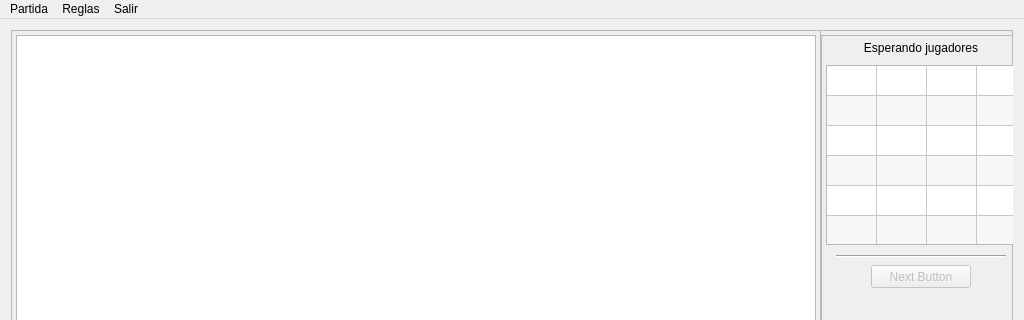
This is mainwindow.ui in juampi92/TEG as Qt 5 draws it before an edit; both pictures show x 0 to 1024 and y 0 to 320 of the 1024 by 768 pixel window. The edited form follows.
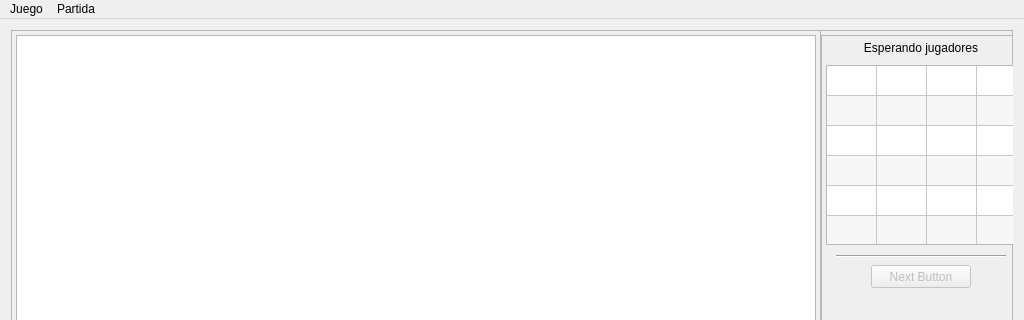
This is the edited form.

What changed in the file:
```diff
--- a/mainwindow.ui
+++ b/mainwindow.ui
@@ -341,27 +341,20 @@
    </property>
    <widget class="QMenu" name="menuMenu">
     <property name="title">
+     <string>Juego</string>
+    </property>
+    <addaction name="btnNuevoJuego"/>
+    <addaction name="btnReiniciarJuego"/>
+   </widget>
+   <widget class="QMenu" name="menuJugador">
+    <property name="title">
      <string>Partida</string>
     </property>
-    <addaction name="btnPartidaNueva"/>
-    <addaction name="btnPartidaReiniciar"/>
-   </widget>
-   <widget class="QMenu" name="menuReglas">
-    <property name="title">
-     <string>Reglas</string>
-    </property>
-    <property name="toolTipsVisible">
-     <bool>false</bool>
-    </property>
-   </widget>
-   <widget class="QMenu" name="menuSalir">
-    <property name="title">
-     <string>Salir</string>
-    </property>
+    <addaction name="btnNewPlayer"/>
+    <addaction name="btnIniciarPartida"/>
    </widget>
    <addaction name="menuMenu"/>
-   <addaction name="menuReglas"/>
-   <addaction name="menuSalir"/>
+   <addaction name="menuJugador"/>
   </widget>
   <action name="btnPartidaNueva">
    <property name="text">
```
Left out of the diff: 21 changed lines with no effect on the pictures.
